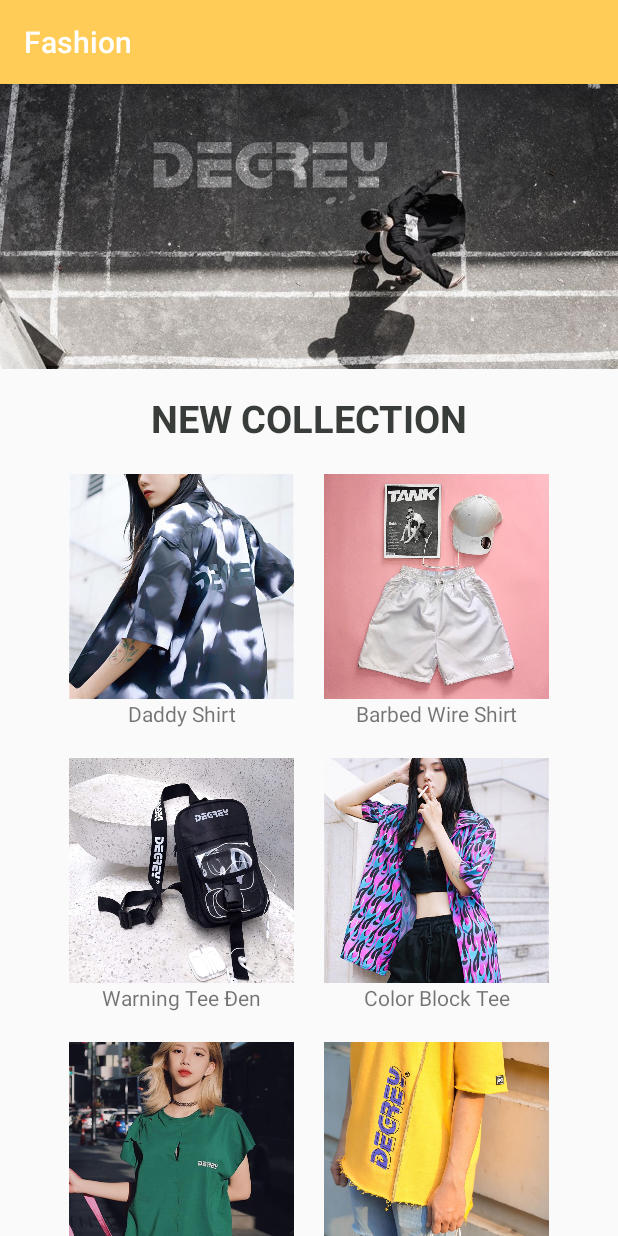
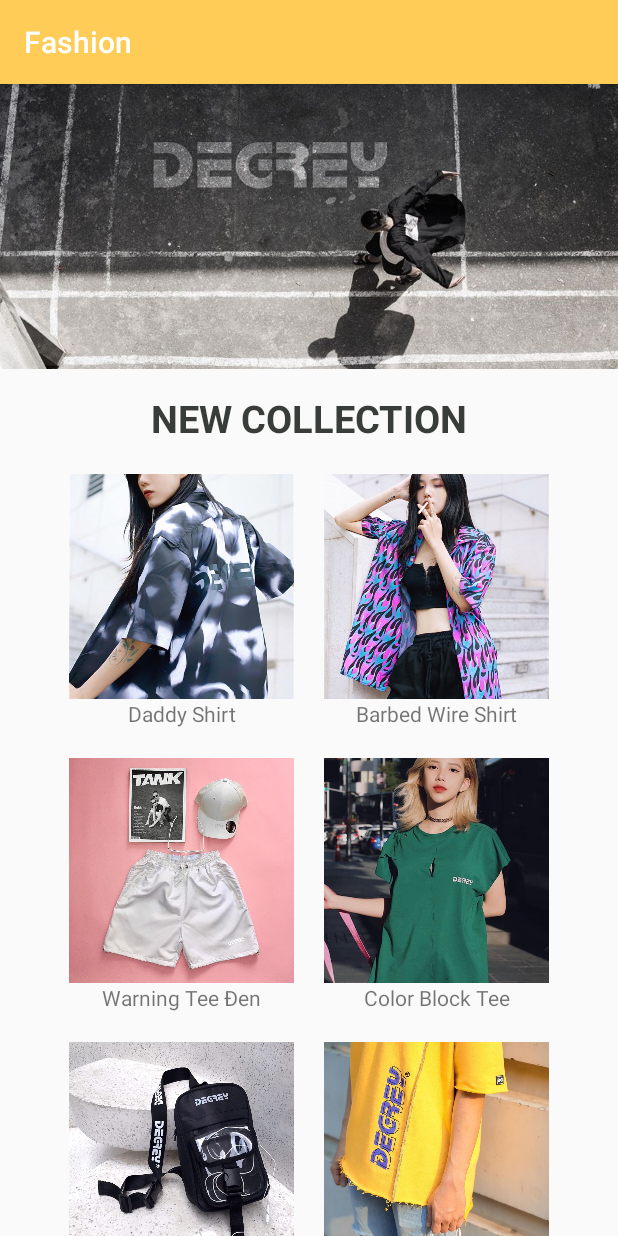
Before and after one commit to DoVanHuy11/LTDD_TH73_Nhom4, an Android app: the screen it shows after launch (MainActivity), on a phone screen of 412 x 824 dp. Run offline under Robolectric (Android 15) with nearby library versions, the phone set to English and light mode, and no system bars; Roboto replaces fonts that are not available here.

Commit message:
trang chu - update continue 3 change icon

```diff
--- a/Fashion2/app/src/main/res/layout/activity_main.xml
+++ b/Fashion2/app/src/main/res/layout/activity_main.xml
@@ -11,7 +11,7 @@
         android:layout_width="match_parent"
         android:layout_height="wrap_content"
         android:orientation="vertical"
-        android:id="@+id/LL4"
+        android:id="@+id/LL1"
         tools:ignore="MissingConstraints">
 
     <ImageView
@@ -32,7 +32,7 @@
         android:layout_width="match_parent"
         tools:layout_editor_absoluteX="0dp"
         tools:layout_editor_absoluteY="1dp"
-        app:layout_constraintTop_toBottomOf="@id/LL4"
+        app:layout_constraintTop_toBottomOf="@id/LL1"
         app:layout_constraintBottom_toBottomOf="parent"
         tools:ignore="MissingConstraints"
         android:layout_height="0dp">
@@ -90,11 +90,11 @@
                         android:layout_width="match_parent"
                         android:layout_height="20dp"/>
                     <ImageView
-                        android:id="@+id/img4"
+                        android:id="@+id/img3"
                         android:layout_width="150dp"
                         android:layout_height="150dp"
                         android:scaleType="centerCrop"
-                        app:srcCompat="@drawable/img4"
+                        app:srcCompat="@drawable/img3"
                         android:layout_marginLeft="20dp"
                         android:layout_marginRight="20dp"
                         android:contentDescription="@string/product"/>
@@ -110,11 +110,11 @@
                         android:layout_height="20dp"/>
 
                     <ImageView
-                        android:id="@+id/imageView2"
+                        android:id="@+id/imageView4"
                         android:layout_width="150dp"
                         android:layout_height="150dp"
                         android:scaleType="centerCrop"
-                        app:srcCompat="@drawable/img6"
+                        app:srcCompat="@drawable/img4"
                         android:layout_marginLeft="20dp"
                         android:layout_marginRight="20dp"
                         android:contentDescription="@string/product"/>
@@ -129,7 +129,7 @@
                 <LinearLayout
                     android:layout_width="wrap_content"
                     android:layout_height="wrap_content"
-                    android:id="@id/LL2"
+                    android:id="@id/LL3"
                     android:orientation="vertical"
                     android:layout_marginEnd="20dp">
                     <ImageView
@@ -137,7 +137,7 @@
                         android:layout_width="150dp"
                         android:layout_height="150dp"
                         android:scaleType="centerCrop"
-                        app:srcCompat="@drawable/img3"
+                        app:srcCompat="@drawable/img5"
                         android:contentDescription="@string/product"/>
                     <TextView
                         android:layout_width="match_parent"
@@ -149,11 +149,11 @@
                         android:layout_width="match_parent"
                         android:layout_height="20dp"/>
                     <ImageView
-                        android:id="@+id/imageView3"
+                        android:id="@+id/imageView6"
                         android:layout_width="150dp"
                         android:layout_height="150dp"
                         android:scaleType="centerCrop"
-                        app:srcCompat="@drawable/img5"
+                        app:srcCompat="@drawable/img6"
                         android:contentDescription="@string/product"/>
                     <TextView
                         android:layout_width="match_parent"
@@ -167,7 +167,7 @@
                         android:layout_height="20dp"/>
 
                     <ImageView
-                        android:id="@+id/imageView6"
+                        android:id="@+id/imageView7"
                         android:layout_width="150dp"
                         android:layout_height="150dp"
                         android:scaleType="centerCrop"
--- /dev/null
+++ b/Fashion2/app/src/main/res/values/ids.xml
@@ -0,0 +1,4 @@
+<?xml version="1.0" encoding="utf-8"?>
+<resources>
+    <item name="LL3" type="id">LL3</item>
+</resources>
```
